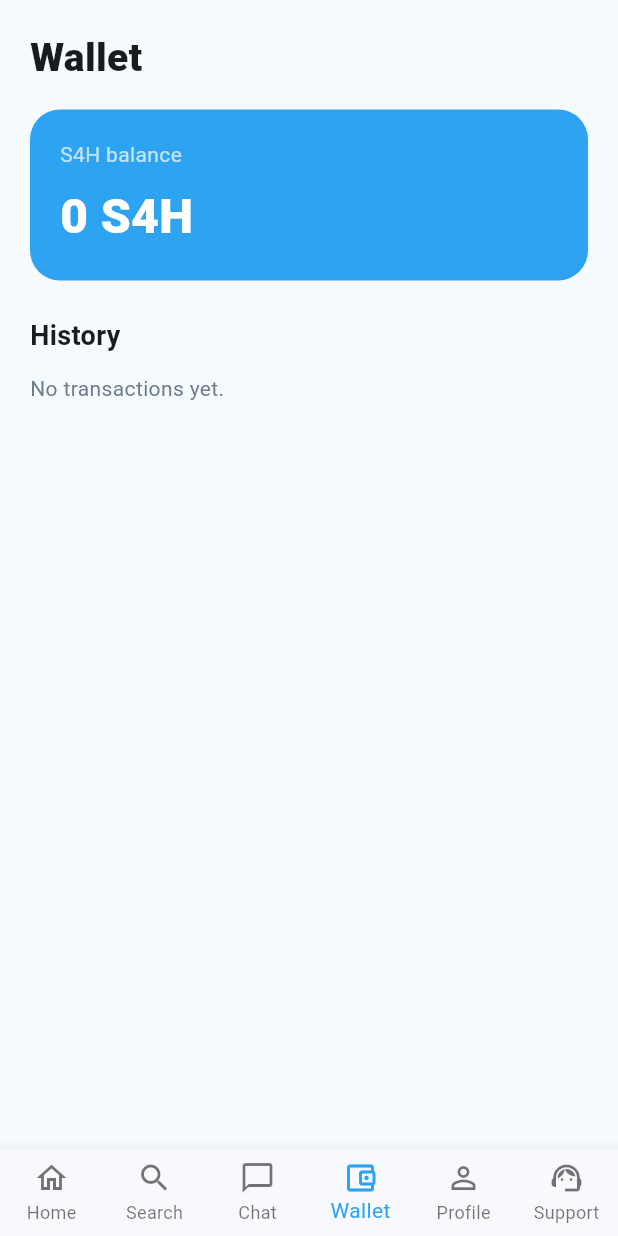
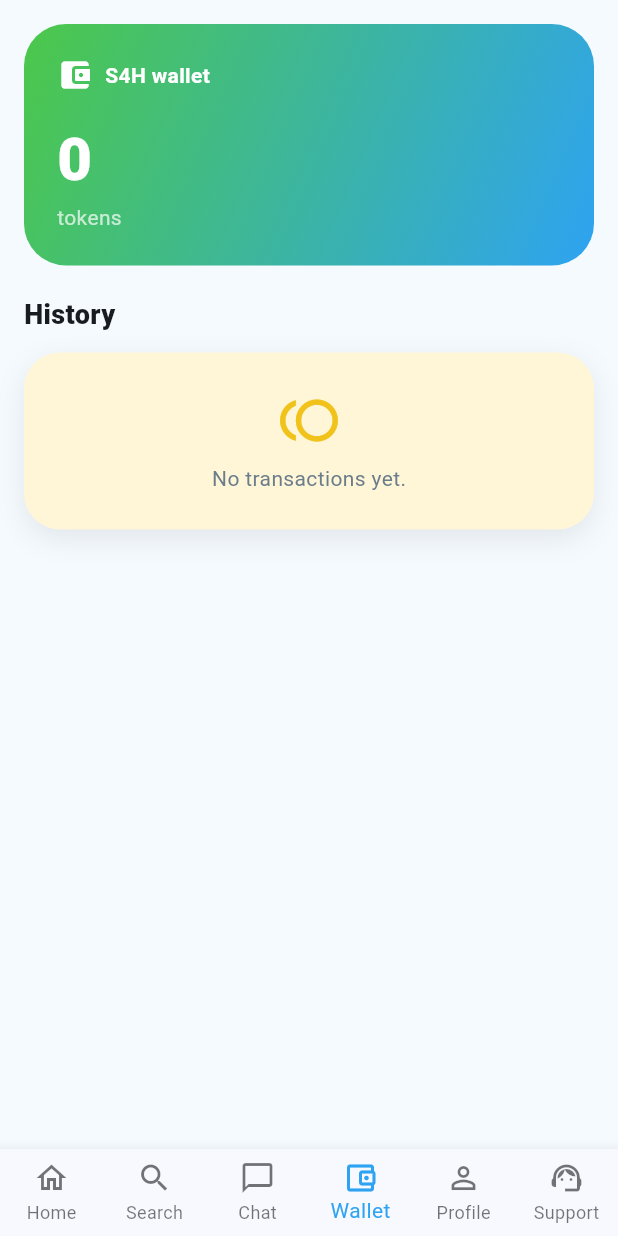
Before and after one commit to skill4handel-netizen/skill4handel-app, a Flutter app: the MainShell screen opened directly, item 4 of the bottom bar chosen, on a phone screen of 412 x 824 dp. Run offline on Flutter 3.47's test engine with Material 3 defaults, Android fonts, the phone set to English and light mode, and no system bars; our stand-ins replace dio, flutter_secure_storage, image_picker; accounts and stored records are empty; network calls fail.

Commit message:
new UI 1

```diff
--- a/lib/features/profile/profile_screen.dart
+++ b/lib/features/profile/profile_screen.dart
@@ -250,6 +250,10 @@ class _ProfileScreenState extends State<ProfileScreen> {
               Padding(
                 padding: const EdgeInsets.only(right: 8, bottom: 8),
                 child: InputChip(
+                  backgroundColor: const Color(0xFFEEE8FF),
+                  side: const BorderSide(color: AppColors.purple),
+                  labelStyle: const TextStyle(color: Color(0xFF3D2BB3), fontWeight: FontWeight.w800),
+                  deleteIconColor: AppColors.purple,
                   label: Text(skill.note.isEmpty ? skill.name : '${skill.name} •'),
                   onPressed: () {
                     showDialog(
--- a/lib/features/wallet/wallet_screen.dart
+++ b/lib/features/wallet/wallet_screen.dart
@@ -43,56 +43,68 @@ class _WalletScreenState extends State<WalletScreen> {
     return RefreshIndicator(
       onRefresh: loadWallet,
       child: ListView(
-        padding: const EdgeInsets.all(20),
+        padding: const EdgeInsets.all(16),
         children: [
-          const Text('Wallet', style: TextStyle(fontSize: 26, fontWeight: FontWeight.w800)),
-          const SizedBox(height: 16),
           Container(
             width: double.infinity,
-            padding: const EdgeInsets.all(20),
-            decoration: BoxDecoration(
-              color: AppColors.blue,
-              borderRadius: BorderRadius.circular(20),
+            padding: const EdgeInsets.all(22),
+            decoration: const BoxDecoration(
+              gradient: LinearGradient(colors: [Color(0xFF4CC84A), Color(0xFF2EA3F2)], begin: Alignment.topLeft, end: Alignment.bottomRight),
+              borderRadius: BorderRadius.all(Radius.circular(28)),
             ),
             child: Column(
               crossAxisAlignment: CrossAxisAlignment.start,
               children: [
-                const Text('S4H balance', style: TextStyle(color: Colors.white70)),
-                const SizedBox(height: 8),
+                const Row(
+                  children: [
+                    Icon(Icons.account_balance_wallet_rounded, color: Colors.white),
+                    SizedBox(width: 8),
+                    Text('S4H wallet', style: TextStyle(color: Colors.white, fontWeight: FontWeight.w700)),
+                  ],
+                ),
+                const SizedBox(height: 16),
                 Text(
-                  loading ? '...' : '${Session.balance} S4H',
-                  style: const TextStyle(
-                    color: Colors.white,
-                    fontSize: 32,
-                    fontWeight: FontWeight.w800,
-                  ),
+                  loading ? '...' : '${Session.balance}',
+                  style: const TextStyle(color: Colors.white, fontSize: 40, fontWeight: FontWeight.w800),
                 ),
+                const Text('tokens', style: TextStyle(color: Colors.white70)),
               ],
             ),
           ),
-          const SizedBox(height: 24),
-          const Text('History', style: TextStyle(fontSize: 18, fontWeight: FontWeight.w700)),
+          const SizedBox(height: 20),
+          const Text('History', style: TextStyle(fontSize: 18, fontWeight: FontWeight.w800)),
           const SizedBox(height: 12),
           if (items.isEmpty)
-            const Text('No transactions yet.', style: TextStyle(color: AppColors.muted))
+            Container(
+              padding: const EdgeInsets.all(24),
+              decoration: AppTheme.card(color: AppColors.cream),
+              child: const Column(
+                children: [
+                  Icon(Icons.toll, size: 42, color: AppColors.gold),
+                  SizedBox(height: 8),
+                  Text('No transactions yet.', style: TextStyle(color: AppColors.muted)),
+                ],
+              ),
+            )
           else
             ...items.map((item) {
               final row = Map<String, dynamic>.from(item);
+              final amount = row['amount']?.toString() ?? '';
+              final positive = amount.contains('+') || !(amount.startsWith('-'));
               return Container(
                 width: double.infinity,
                 margin: const EdgeInsets.only(bottom: 10),
                 padding: const EdgeInsets.all(14),
-                decoration: BoxDecoration(
-                  border: Border.all(color: AppColors.line),
-                  borderRadius: BorderRadius.circular(16),
-                ),
+                decoration: AppTheme.card(),
                 child: Row(
                   children: [
-                    Expanded(child: Text(row['title']?.toString() ?? '')),
-                    Text(
-                      row['amount']?.toString() ?? '',
-                      style: const TextStyle(fontWeight: FontWeight.w700),
+                    CircleAvatar(
+                      backgroundColor: positive ? AppColors.mint : const Color(0xFFFFE4E0),
+                      child: Icon(positive ? Icons.south_west : Icons.north_east, color: positive ? AppColors.green : AppColors.coral),
                     ),
+                    const SizedBox(width: 12),
+                    Expanded(child: Text(row['title']?.toString() ?? '', style: const TextStyle(fontWeight: FontWeight.w700))),
+                    Text(amount, style: TextStyle(fontWeight: FontWeight.w800, color: positive ? AppColors.green : AppColors.coral)),
                   ],
                 ),
               );
```
Also changed, not shown: lib/features/chat/chat_list_screen.dart (+33 -10 lines), lib/features/home/home_screen.dart (+37 -0 lines).
